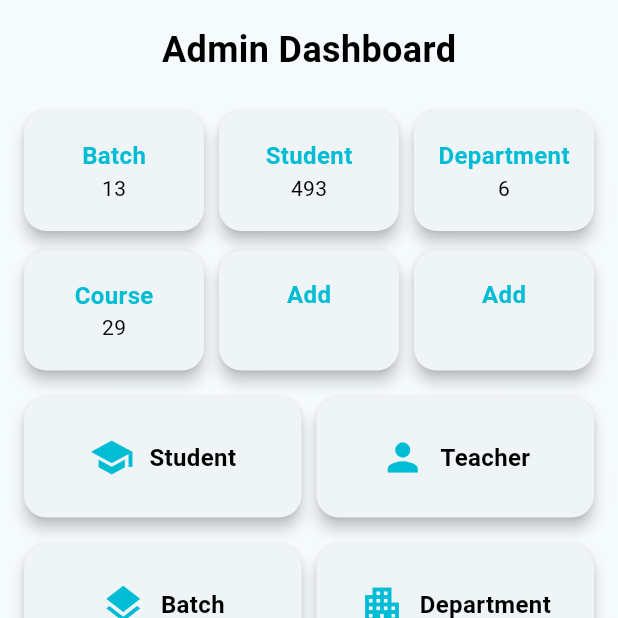
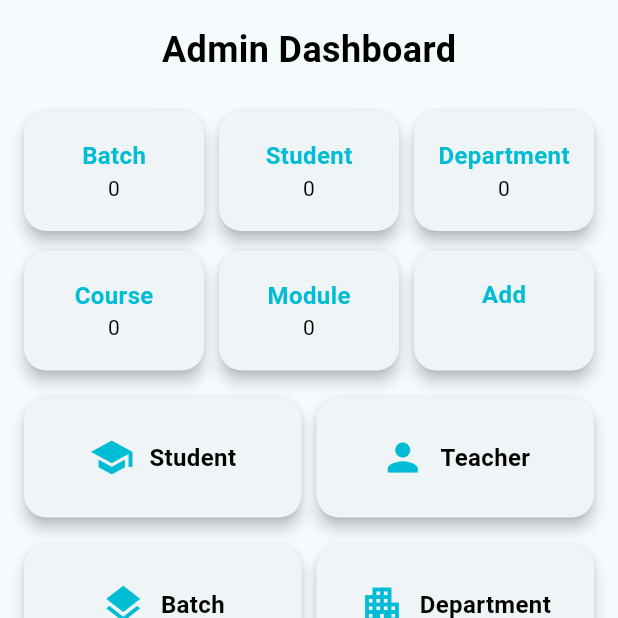
Before and after one commit to findAkash/Action-Learning, a Flutter app: the AdminHomeScreen screen opened directly with empty values, on a phone screen of 412 x 824 dp, the top half of it. Run offline on Flutter 3.47's test engine with Material 3 defaults, Android fonts, the phone set to English and light mode, and no system bars; our stand-ins replace bloc, equatable, flutter_bloc, image_picker, permission_handler; network calls fail.

Commit message:
adminhomescreen dashboard api added

```diff
--- a/mobile/newproject/lib/AdminHomeScreen/AdminHomeScreen.dart
+++ b/mobile/newproject/lib/AdminHomeScreen/AdminHomeScreen.dart
@@ -1,9 +1,12 @@
 import 'package:flutter/material.dart';
+import 'package:http/http.dart' as http;
+import 'dart:convert';
+
 import '../AdminBatchInfoScreen/adminBatchInfoScreen.dart';
 import '../AdminDepartmentScreen/adminDepartmentScreen.dart';
 import '../AdminStudentPage/adminStudentPage.dart';
 import '../AdminTeacherScreen/adminTeacherPage.dart';
-import '../AdminCourseScreen/adminCourseScreen.dart';  // Import the new screen
+import '../AdminCourseScreen/adminCourseScreen.dart'; // Import the new screen
 
 class AdminHomeScreen extends StatefulWidget {
   const AdminHomeScreen({super.key, required this.token});
@@ -15,10 +18,66 @@ class AdminHomeScreen extends StatefulWidget {
 }
 
 class _AdminHomeScreenState extends State<AdminHomeScreen> {
+  int batchCount = 0;
+  int studentCount = 0;
+  int departmentCount = 0;
+  int courseCount = 0;
+  int moduleCount = 0;
+  bool isLoading = true;
+
+  @override
+  void initState() {
+    super.initState();
+    fetchDashboardData();
+  }
+
+  Future<void> fetchDashboardData() async {
+    final String url = 'http://10.0.2.2:8000/api/v1/institution/admin/dashboard';
+
+    try {
+      final response = await http.get(
+        Uri.parse(url),
+        headers: {
+          'Content-Type': 'application/json',
+          'Authorization': 'Bearer ${widget.token}',
+        },
+      );
+
+      print('Response status: ${response.statusCode}');
+      print('Response body: ${response.body}');
+
+      if (response.statusCode == 200) {
+        final Map<String, dynamic> data = jsonDecode(response.body)['data'];
+        setState(() {
+          batchCount = data['countBatch'];
+          studentCount = data['countStudent'];
+          departmentCount = data['countDepartment'];
+          courseCount = data['countCourse'];
+          moduleCount = data['countModule'];
+          isLoading = false;
+        });
+      } else {
+        print('Failed to fetch dashboard data: ${response.statusCode}');
+        setState(() {
+          isLoading = false;
+        });
+      }
+    } catch (e) {
+      print('Error: $e');
+      setState(() {
+        isLoading = false;
+      });
+    }
+  }
+
   @override
   Widget build(BuildContext context) {
     return Scaffold(
-      body: Padding(
+      body: isLoading
+          ? Center(child: CircularProgressIndicator())
+          : RefreshIndicator(
+        onRefresh: fetchDashboardData,
+        child: Padding(
           padding: const EdgeInsets.all(16.0),
           child: ListView(
             children: [
@@ -43,7 +102,7 @@ class _AdminHomeScreenState extends State<AdminHomeScreen> {
                           child: buildNonInteractiveCard(
                             context,
                             "Batch",
-                          "13",
+                            batchCount.toString(),
                           ),
                         ),
                         SizedBox(width: 10), // Spacing between cards
@@ -51,7 +110,7 @@ class _AdminHomeScreenState extends State<AdminHomeScreen> {
                           child: buildNonInteractiveCard(
                             context,
                             "Student",
-                          "493",
+                            studentCount.toString(),
                           ),
                         ),
                         SizedBox(width: 10), // Spacing between cards
@@ -59,7 +118,7 @@ class _AdminHomeScreenState extends State<AdminHomeScreen> {
                           child: buildNonInteractiveCard(
                             context,
                             "Department",
-                          "6",
+                            departmentCount.toString(),
                           ),
                         ),
                       ],
@@ -72,15 +131,15 @@ class _AdminHomeScreenState extends State<AdminHomeScreen> {
                           child: buildNonInteractiveCard(
                             context,
                             "Course",
-                          "29",
+                            courseCount.toString(),
                           ),
                         ),
                         SizedBox(width: 10), // Spacing between cards
                         Expanded(
                           child: buildNonInteractiveCard(
                             context,
-                          "Add",
-                          "",
+                            "Module",
+                            moduleCount.toString(),
                           ),
                         ),
                         SizedBox(width: 10), // Spacing between cards
@@ -98,11 +157,12 @@ class _AdminHomeScreenState extends State<AdminHomeScreen> {
                     SizedBox(height: 10), // Reduced spacing between rows
                     buildCardRow(context, "Batch", Icons.layers, "Department", Icons.apartment),
                     SizedBox(height: 10), // Reduced spacing between rows
-                  buildCardRow(context, "Course", Icons.book, "B", Icons.label),  // Updated this row
+                    buildCardRow(context, "Course", Icons.book, "B", Icons.label), // Updated this row
                   ],
                 ),
               ),
             ],
+          ),
         ),
       ),
     );
```
Lines whose indentation alone changed are shown as unchanged.
